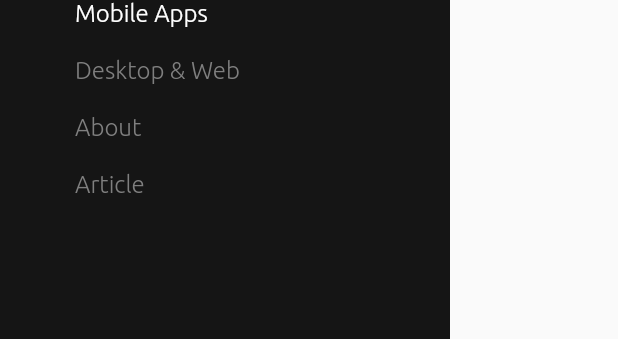
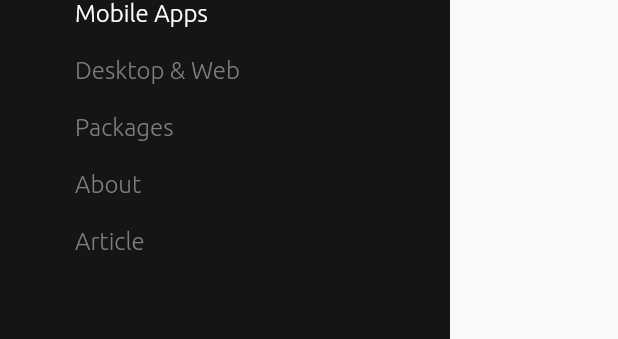
Before and after one commit to jahanzeb001/web_portfolil, a Flutter app: the SideMenu widget shown alone on an empty page, opened directly with empty values, after a tap on "About", on a phone screen of 412 x 824 dp. Shown: the part 341-680 px from the top of the screen. Run offline on Flutter 3.47's test engine with Material 3 defaults, Android fonts, the phone set to English and light mode, and no system bars; our stand-ins replace get.

Commit message:
code push to remote repo

```diff
--- a/lib/screens/controller/main_controller.dart
+++ b/lib/screens/controller/main_controller.dart
@@ -6,7 +6,7 @@ class MainController extends GetxController {
   RxBool isWebAppHover = false.obs;
   RxBool isAboutAppHover = false.obs;
   RxBool isArticlesAppHover = false.obs;
-
+  RxBool isPackageAppHover = false.obs;
   RxBool isInstagrameHover = false.obs;
   RxBool isTwitterHover = false.obs;
   RxBool isLinkedInHover = false.obs;
--- a/lib/widget/side_menu.dart
+++ b/lib/widget/side_menu.dart
@@ -110,6 +110,32 @@ class SideMenu extends StatelessWidget {
               padding: const EdgeInsets.only(left: 50, top: 20),
               child: MouseRegion(
                 onEnter: (val) {
+                  landingPageController.isPackageAppHover.value = true;
+                },
+                onExit: (val) {
+                  landingPageController.isPackageAppHover.value = false;
+                },
+                child: GestureDetector(
+                  onTap: () {
+                    landingPageController.selectedIndex.value = 2;
+                  },
+                  child: Text(
+                    "Packages",
+                    style: TextStyle(
+                        color: landingPageController.isPackageAppHover.value
+                            ? whiteColor
+                            : greyColor,
+                        fontFamily: "Ubuntu",
+                        fontWeight: FontWeight.w300,
+                        fontSize: 16),
+                  ),
+                ),
+              ),
+            ),
+            Padding(
+              padding: const EdgeInsets.only(left: 50, top: 20),
+              child: MouseRegion(
+                onEnter: (val) {
                   landingPageController.isAboutAppHover.value = true;
                 },
                 onExit: (val) {
@@ -117,7 +143,7 @@ class SideMenu extends StatelessWidget {
                 },
                 child: GestureDetector(
                   onTap: () {
-                    landingPageController.selectedIndex.value = 2;
+                    landingPageController.selectedIndex.value = 3;
                   },
                   child: Text(
                     "About",
```
